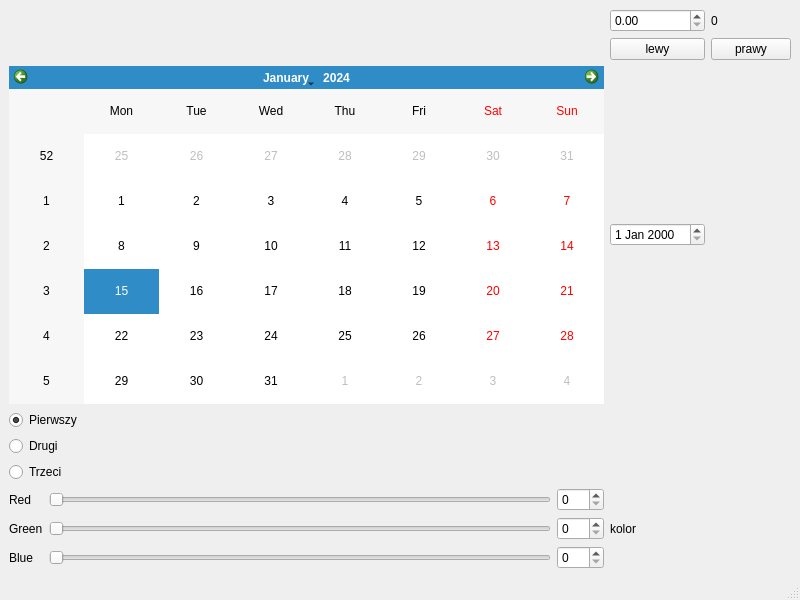
MarMatLab/QtLab5Zad2, file mainwindow.ui: the form before one commit.
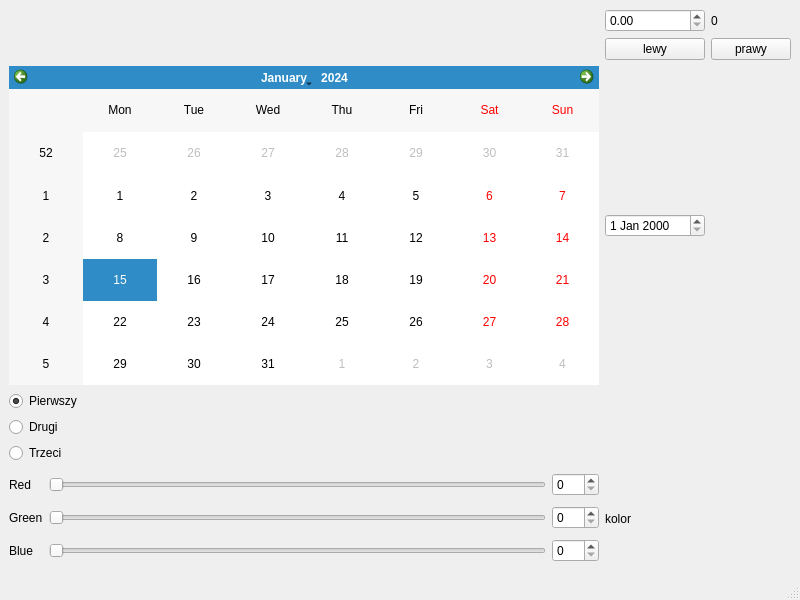
The form after the commit.

```diff
--- a/mainwindow.ui
+++ b/mainwindow.ui
@@ -156,6 +156,18 @@
     </item>
     <item row="6" column="1">
      <widget class="QLabel" name="labelPixmap">
+      <property name="minimumSize">
+       <size>
+        <width>100</width>
+        <height>100</height>
+       </size>
+      </property>
+      <property name="maximumSize">
+       <size>
+        <width>100</width>
+        <height>100</height>
+       </size>
+      </property>
       <property name="text">
        <string>kolor</string>
       </property>
```
Left out of the diff: 8 changed lines with no effect on the pictures.
